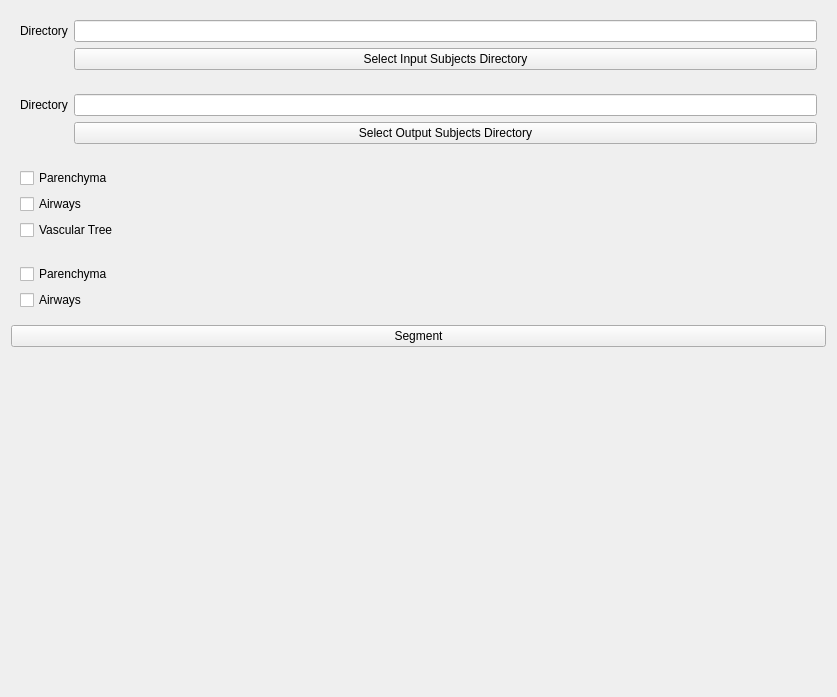
The window that Resources/UI/LungSegmentation.ui (FlorianDAVAUX/SlicerLungSegmentation) describes before a commit, drawn with Qt 5.
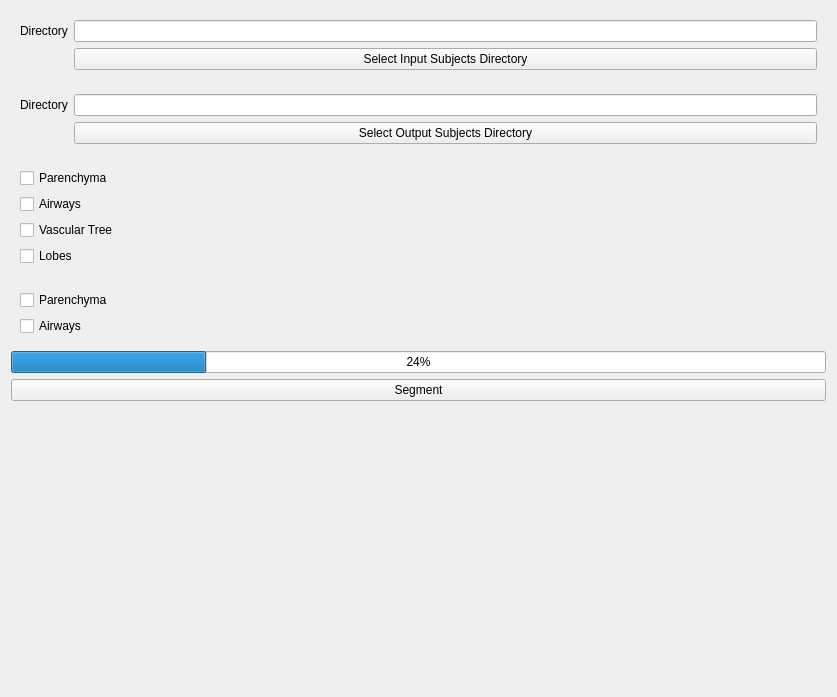
The same window after the commit. Custom widgets are drawn as their Qt base class.

The edit to the form file:
```diff
--- a/Resources/UI/LungSegmentation.ui
+++ b/Resources/UI/LungSegmentation.ui
@@ -66,7 +66,7 @@
    <item>
     <widget class="ctkCollapsibleButton" name="partsCollapsibleButton" native="true">
      <property name="text" stdset="0">
-      <string>Invivo</string>
+      <string>In vivo</string>
      </property>
      <layout class="QFormLayout" name="formLayoutParts">
       <item row="0" column="0">
@@ -90,13 +90,20 @@
         </property>
        </widget>
       </item>
+      <item row="3" column="0">
+       <widget class="QCheckBox" name="checkBoxInvivoLobes">
+        <property name="text">
+         <string>Lobes</string>
+        </property>
+       </widget>
+      </item>
      </layout>
     </widget>
    </item>
    <item>
     <widget class="ctkCollapsibleButton" name="partsCollapsibleButton" native="true">
      <property name="text" stdset="0">
-      <string>Exvivo</string>
+      <string>Ex vivo</string>
      </property>
      <layout class="QFormLayout" name="formLayoutParts">
       <item row="0" column="0">
@@ -116,6 +123,13 @@
      </layout>
     </widget>
    </item>
+   <item>
+    <widget class="QProgressBar" name="progressBar">
+     <property name="value">
+      <number>24</number>
+     </property>
+    </widget>
+   </item>
    <item>
     <widget class="QPushButton" name="pushButtonSegmentation">
      <property name="text">
```
